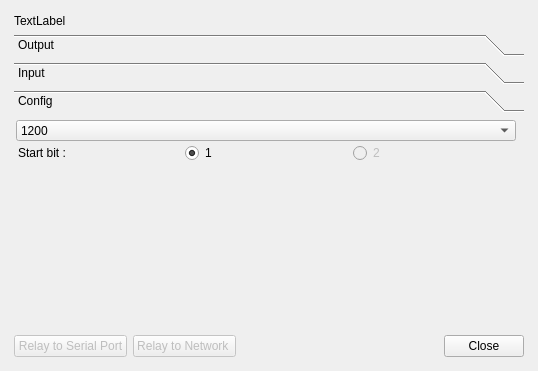
Old version of the form ui/serialconsole.ui in the repository TheProjecter/pockemul.
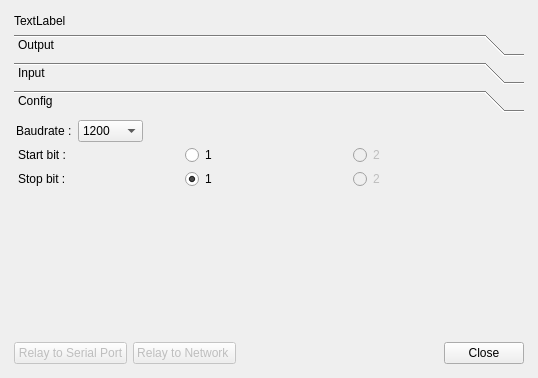
New version of the form. The open tabs and pages were chosen to show the change.

Patch:
```diff
--- a/ui/serialconsole.ui
+++ b/ui/serialconsole.ui
@@ -7,7 +7,7 @@
     <x>0</x>
     <y>0</y>
     <width>538</width>
-    <height>371</height>
+    <height>378</height>
    </rect>
   </property>
   <property name="windowTitle">
@@ -312,7 +312,7 @@
           <x>0</x>
           <y>0</y>
           <width>510</width>
-          <height>200</height>
+          <height>219</height>
          </rect>
         </property>
         <attribute name="label">
@@ -324,7 +324,7 @@
            <x>0</x>
            <y>0</y>
            <width>504</width>
-           <height>47</height>
+           <height>74</height>
           </rect>
          </property>
          <layout class="QVBoxLayout" name="verticalLayout">
@@ -335,6 +335,15 @@
            <number>2</number>
           </property>
           <item>
+           <layout class="QHBoxLayout" name="horizontalLayout_4">
+            <item>
+             <widget class="QLabel" name="label_5">
+              <property name="text">
+               <string>Baudrate :</string>
+              </property>
+             </widget>
+            </item>
+            <item>
            <widget class="QComboBox" name="baudCombo">
             <property name="currentIndex">
              <number>1</number>
@@ -377,6 +386,21 @@
            </widget>
           </item>
           <item>
+             <spacer name="horizontalSpacer">
+              <property name="orientation">
+               <enum>Qt::Horizontal</enum>
+              </property>
+              <property name="sizeHint" stdset="0">
+               <size>
+                <width>40</width>
+                <height>20</height>
+               </size>
+              </property>
+             </spacer>
+            </item>
+           </layout>
+          </item>
+          <item>
            <layout class="QHBoxLayout" name="horizontalLayout">
             <property name="margin">
              <number>2</number>
@@ -410,6 +434,40 @@
             </item>
            </layout>
           </item>
+          <item>
+           <layout class="QHBoxLayout" name="horizontalLayout_3">
+            <property name="margin">
+             <number>2</number>
+            </property>
+            <item>
+             <widget class="QLabel" name="label_4">
+              <property name="text">
+               <string>Stop bit : </string>
+              </property>
+             </widget>
+            </item>
+            <item>
+             <widget class="QRadioButton" name="radioButton_5">
+              <property name="text">
+               <string>1</string>
+              </property>
+              <property name="checked">
+               <bool>true</bool>
+              </property>
+             </widget>
+            </item>
+            <item>
+             <widget class="QRadioButton" name="radioButton_6">
+              <property name="enabled">
+               <bool>false</bool>
+              </property>
+              <property name="text">
+               <string>2</string>
+              </property>
+             </widget>
+            </item>
+           </layout>
+          </item>
          </layout>
         </widget>
        </widget>
```
Left out of the diff: 6 changed lines with no effect on the pictures. Lines whose indentation alone changed are shown as unchanged.
